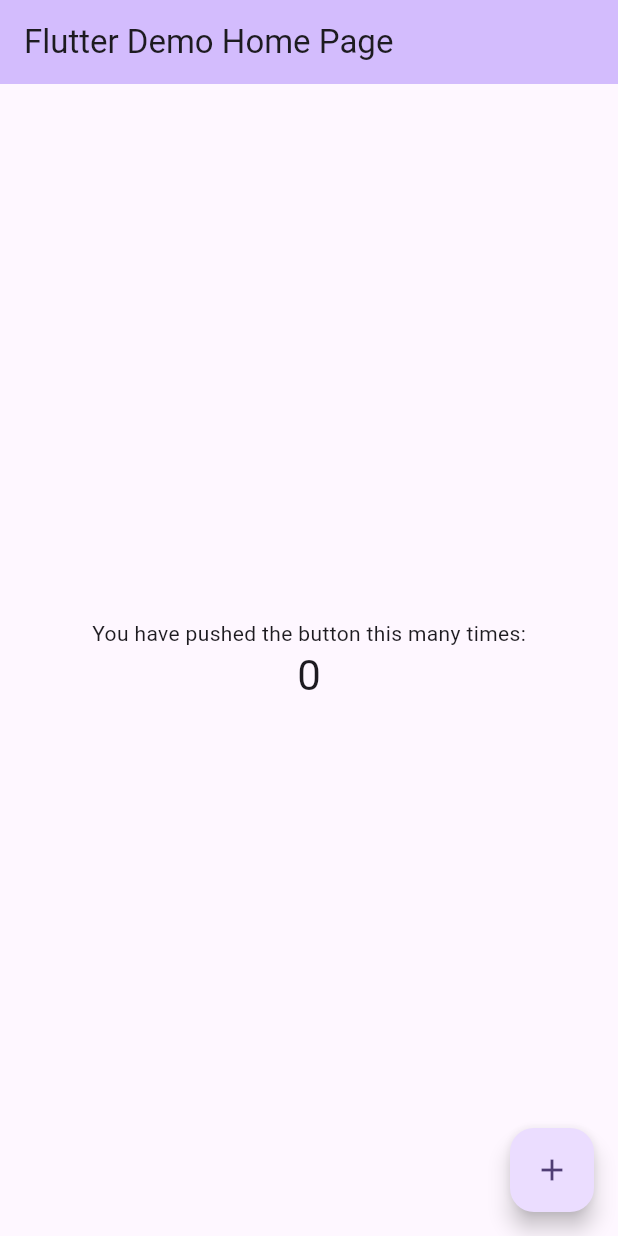
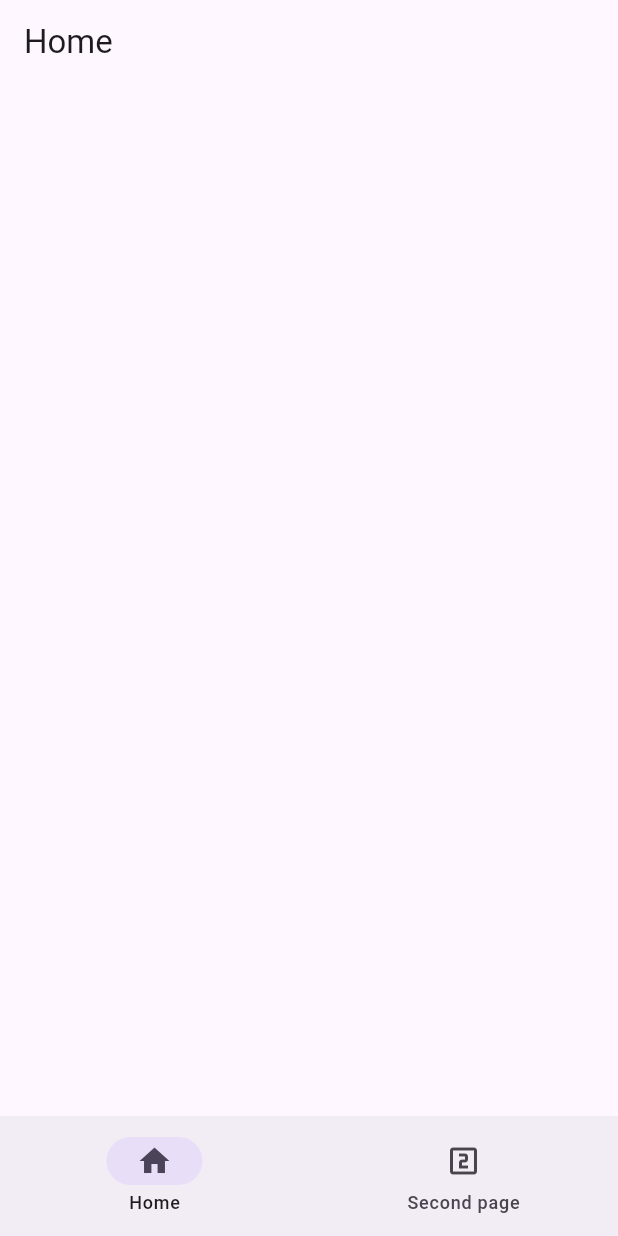
Before and after one commit to FalseR20/go-router-builder-example, a Flutter app: the screen it shows after launch, on a phone screen of 412 x 824 dp. Run offline on Flutter 3.47's test engine with Material 3 defaults, Android fonts, the light colour scheme and no system bars; our stand-ins replace go_router.

Commit message:
feat: add nav bar

```diff
--- a/analysis_options.yaml
+++ b/analysis_options.yaml
@@ -21,8 +21,9 @@ linter:
   # `// ignore_for_file: name_of_lint` syntax on the line or in the file
   # producing the lint.
   rules:
-    # avoid_print: false  # Uncomment to disable the `avoid_print` rule
-    # prefer_single_quotes: true  # Uncomment to enable the `prefer_single_quotes` rule
+    avoid_print: false
+    prefer_single_quotes: true
+    prefer_const_constructors: true
 
 # Additional information about this file can be found at
 # https://dart.dev/guides/language/analysis-options
--- a/lib/main.dart
+++ b/lib/main.dart
@@ -1,4 +1,5 @@
 import 'package:flutter/material.dart';
+import 'package:go_router_builder_example/routes.dart';
 
 void main() {
   runApp(const MyApp());
@@ -7,119 +8,24 @@
 class MyApp extends StatelessWidget {
   const MyApp({super.key});
 
-  // This widget is the root of your application.
   @override
   Widget build(BuildContext context) {
-    return MaterialApp(
-      title: 'Flutter Demo',
+    return MaterialApp.router(
+      title: 'go_router_build example',
       theme: ThemeData(
-        // This is the theme of your application.
-        //
-        // TRY THIS: Try running your application with "flutter run". You'll see
-        // the application has a purple toolbar. Then, without quitting the app,
-        // try changing the seedColor in the colorScheme below to Colors.green
-        // and then invoke "hot reload" (save your changes or press the "hot
-        // reload" button in a Flutter-supported IDE, or press "r" if you used
-        // the command line to start the app).
-        //
-        // Notice that the counter didn't reset back to zero; the application
-        // state is not lost during the reload. To reset the state, use hot
-        // restart instead.
-        //
-        // This works for code too, not just values: Most code changes can be
-        // tested with just a hot reload.
-        colorScheme: ColorScheme.fromSeed(seedColor: Colors.deepPurple),
+        colorScheme: ColorScheme.fromSeed(
+          seedColor: Colors.deepPurple,
+        ),
         useMaterial3: true,
       ),
-      home: const MyHomePage(title: 'Flutter Demo Home Page'),
+      darkTheme: ThemeData(
+        colorScheme: ColorScheme.fromSeed(
+          seedColor: Colors.deepPurple,
+          brightness: Brightness.dark,
+        ),
+        useMaterial3: true,
+      ),
+      routerConfig: router,
     );
   }
 }
-
-class MyHomePage extends StatefulWidget {
-  const MyHomePage({super.key, required this.title});
-
-  // This widget is the home page of your application. It is stateful, meaning
-  // that it has a State object (defined below) that contains fields that affect
-  // how it looks.
-
-  // This class is the configuration for the state. It holds the values (in this
-  // case the title) provided by the parent (in this case the App widget) and
-  // used by the build method of the State. Fields in a Widget subclass are
-  // always marked "final".
-
-  final String title;
-
-  @override
-  State<MyHomePage> createState() => _MyHomePageState();
-}
-
-class _MyHomePageState extends State<MyHomePage> {
-  int _counter = 0;
-
-  void _incrementCounter() {
-    setState(() {
-      // This call to setState tells the Flutter framework that something has
-      // changed in this State, which causes it to rerun the build method below
-      // so that the display can reflect the updated values. If we changed
-      // _counter without calling setState(), then the build method would not be
-      // called again, and so nothing would appear to happen.
-      _counter++;
-    });
-  }
-
-  @override
-  Widget build(BuildContext context) {
-    // This method is rerun every time setState is called, for instance as done
-    // by the _incrementCounter method above.
-    //
-    // The Flutter framework has been optimized to make rerunning build methods
-    // fast, so that you can just rebuild anything that needs updating rather
-    // than having to individually change instances of widgets.
-    return Scaffold(
-      appBar: AppBar(
-        // TRY THIS: Try changing the color here to a specific color (to
-        // Colors.amber, perhaps?) and trigger a hot reload to see the AppBar
-        // change color while the other colors stay the same.
-        backgroundColor: Theme.of(context).colorScheme.inversePrimary,
-        // Here we take the value from the MyHomePage object that was created by
-        // the App.build method, and use it to set our appbar title.
-        title: Text(widget.title),
-      ),
-      body: Center(
-        // Center is a layout widget. It takes a single child and positions it
-        // in the middle of the parent.
-        child: Column(
-          // Column is also a layout widget. It takes a list of children and
-          // arranges them vertically. By default, it sizes itself to fit its
-          // children horizontally, and tries to be as tall as its parent.
-          //
-          // Column has various properties to control how it sizes itself and
-          // how it positions its children. Here we use mainAxisAlignment to
-          // center the children vertically; the main axis here is the vertical
-          // axis because Columns are vertical (the cross axis would be
-          // horizontal).
-          //
-          // TRY THIS: Invoke "debug painting" (choose the "Toggle Debug Paint"
-          // action in the IDE, or press "p" in the console), to see the
-          // wireframe for each widget.
-          mainAxisAlignment: MainAxisAlignment.center,
-          children: <Widget>[
-            const Text(
-              'You have pushed the button this many times:',
-            ),
-            Text(
-              '$_counter',
-              style: Theme.of(context).textTheme.headlineMedium,
-            ),
-          ],
-        ),
-      ),
-      floatingActionButton: FloatingActionButton(
-        onPressed: _incrementCounter,
-        tooltip: 'Increment',
-        child: const Icon(Icons.add),
-      ), // This trailing comma makes auto-formatting nicer for build methods.
-    );
-  }
-}
--- /dev/null
+++ b/lib/nav_bar.dart
@@ -0,0 +1,39 @@
+import 'package:flutter/material.dart';
+import 'package:go_router/go_router.dart';
+
+class NavBar extends StatelessWidget {
+  const NavBar({
+    required this.navigationShell,
+    super.key,
+  });
+
+  final StatefulNavigationShell navigationShell;
+
+  @override
+  Widget build(BuildContext context) {
+    return Scaffold(
+      bottomNavigationBar: NavigationBar(
+        onDestinationSelected: (int index) async {
+          navigationShell.goBranch(
+            index,
+            initialLocation: index == navigationShell.currentIndex,
+          );
+        },
+        selectedIndex: navigationShell.currentIndex,
+        destinations: <Widget>[
+          const NavigationDestination(
+            icon: Icon(Icons.home_outlined),
+            selectedIcon: Icon(Icons.home),
+            label: 'Home',
+          ),
+          const NavigationDestination(
+            icon: Icon(Icons.looks_two_outlined),
+            selectedIcon: Icon(Icons.looks_two),
+            label: 'Second page',
+          ),
+        ],
+      ),
+      body: navigationShell,
+    );
+  }
+}
--- /dev/null
+++ b/lib/screen.dart
@@ -0,0 +1,16 @@
+import 'package:flutter/material.dart';
+
+class Screen extends StatelessWidget {
+  const Screen({super.key, required this.title});
+
+  final String title;
+
+  @override
+  Widget build(BuildContext context) {
+    return Scaffold(
+      appBar: AppBar(
+        title: Text(title),
+      ),
+    );
+  }
+}
--- a/pubspec.yaml
+++ b/pubspec.yaml
@@ -34,6 +34,7 @@ dependencies:
   # The following adds the Cupertino Icons font to your application.
   # Use with the CupertinoIcons class for iOS style icons.
   cupertino_icons: ^1.0.8
+  go_router: ^14.7.2
 
 dev_dependencies:
   flutter_test:
@@ -45,6 +46,8 @@ dev_dependencies:
   # package. See that file for information about deactivating specific lint
   # rules and activating additional ones.
   flutter_lints: ^5.0.0
+  go_router_builder: ^2.7.5
+  build_runner: ^2.4.14
 
 # For information on the generic Dart part of this file, see the
 # following page: https://dart.dev/tools/pub/pubspec
```
Also changed, not shown: lib/routes.dart (added, +65 -0 lines), lib/routes.g.dart (added), pubspec.lock.
